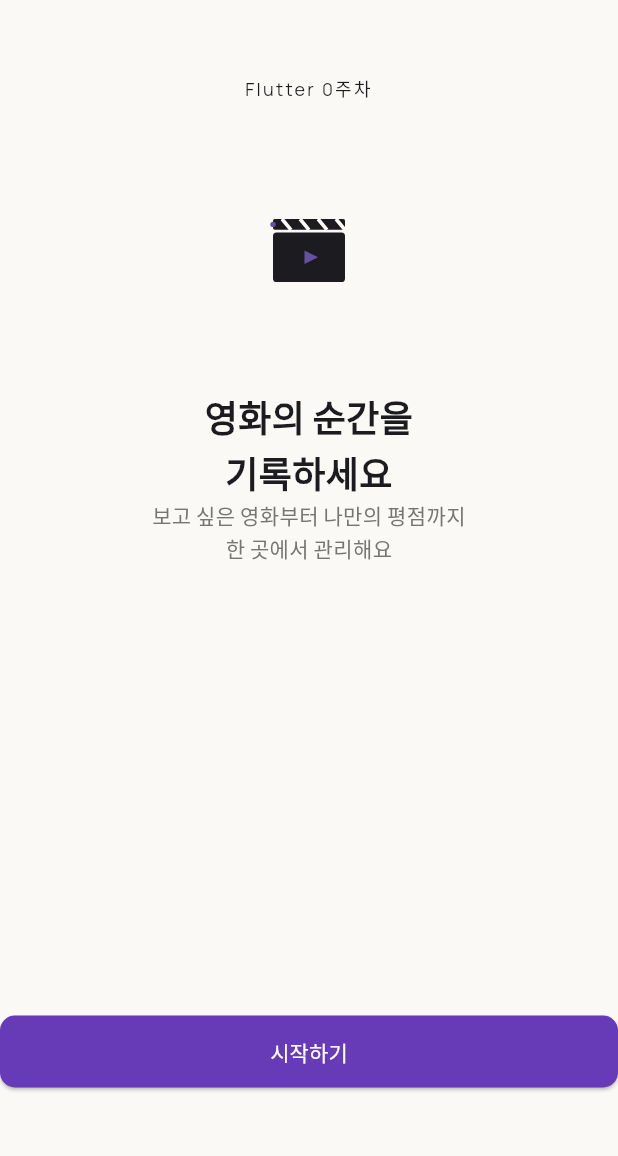
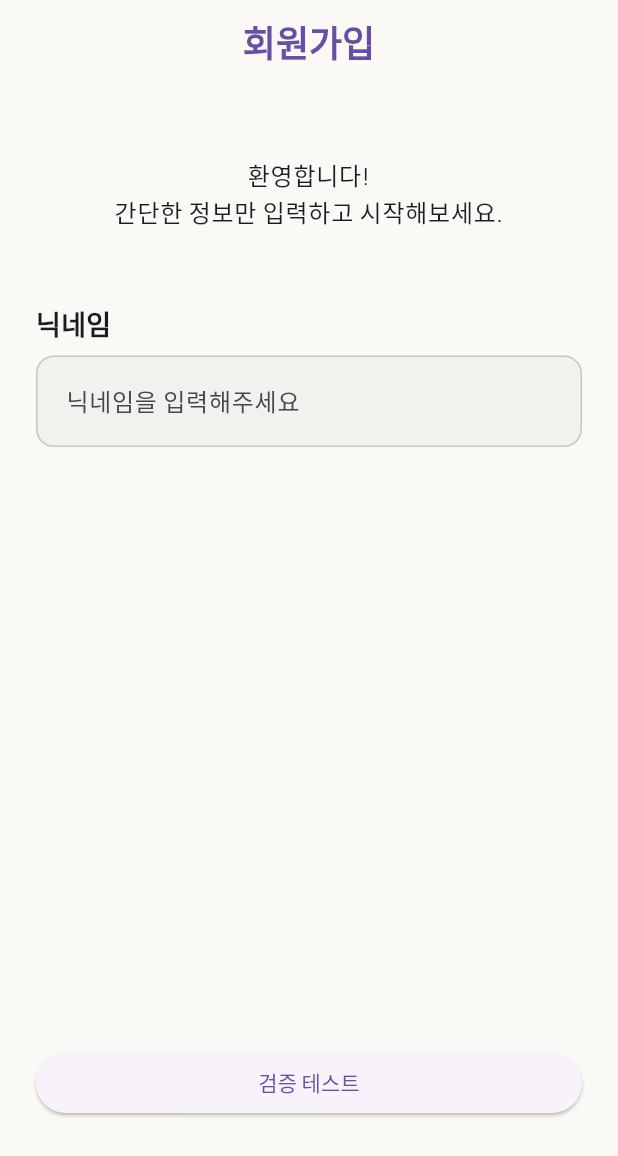
Before and after one commit to SSUMC-11th-organization/PE_Mobile_B, a Flutter app: the screen it shows after launch, on a phone screen of 412 x 824 dp. Shown: the top 1156 px of the screen. Run offline on Flutter 3.47's test engine with Material 3 defaults, Android fonts, the light colour scheme and no system bars; our stand-ins replace flutter_svg.

Commit message:
[week2/practice] 회원가입 화면 뼈대 및 닉네임 입력창 구현

```diff
--- a/Atogong/lib/main.dart
+++ b/Atogong/lib/main.dart
@@ -3,6 +3,7 @@ import 'package:flutter_svg/svg.dart';
 import 'package:movielog/theme/app_theme.dart';
 
 import 'screens/profile/profile_screen.dart';
+import 'screens/sign_up/sign_up_screen.dart';
 
 void main() {
   runApp(const MovieLogApp());
@@ -18,7 +19,7 @@ class MovieLogApp extends StatelessWidget {
       debugShowCheckedModeBanner: false,
       title: 'Flutter Demo',
       theme: AppTheme.light,
-      home: const StartScreen(),
+      home: const SignUpScreen(),
     );
   }
 }
--- /dev/null
+++ b/Atogong/lib/screens/sign_up/sign_up_screen.dart
@@ -0,0 +1,138 @@
+import 'package:flutter/material.dart';
+
+class SignUpScreen extends StatefulWidget {
+  const SignUpScreen({super.key});
+
+  @override
+  State<SignUpScreen> createState() => _SignUpScreenState();
+}
+
+class _SignUpScreenState extends State<SignUpScreen> {
+  // Form 전체 검증에 사용
+  final _formKey = GlobalKey<FormState>();
+
+  // 입력값
+  final _nicknameController = TextEditingController();
+  final _emailController = TextEditingController();
+  final _passwordController = TextEditingController();
+
+  // Focus 이동
+  final _emailFocusNode = FocusNode();
+  final _passwordFocusNode = FocusNode();
+
+  // 약관 동의
+  bool _agreedToTerms = false;
+
+  bool get _isNicknameValid => _nicknameController.text.trim().length >= 2;
+
+  @override
+  void dispose() {
+    _nicknameController.dispose();
+    _emailController.dispose();
+    _passwordController.dispose();
+    _emailFocusNode.dispose();
+    _passwordFocusNode.dispose();
+    super.dispose();
+  }
+
+  // 입력창 공통 스타일 (상태별 테두리·아이콘)
+  InputDecoration _inputDecoration({
+    required String hint,
+    required bool isValid,
+    required bool showStatusIcon,
+  }) {
+    final colors = Theme.of(context).colorScheme;
+    const radius = BorderRadius.all(Radius.circular(12));
+
+    return InputDecoration(
+      hintText: hint,
+      filled: true,
+      fillColor: const Color(0xFFF3F1EE),
+      contentPadding: const EdgeInsets.symmetric(horizontal: 16, vertical: 18),
+      suffixIcon: !showStatusIcon
+          ? null
+          : isValid
+          ? Icon(Icons.check_circle, color: colors.primary)
+          : Icon(Icons.error_outline, color: colors.error),
+      enabledBorder: const OutlineInputBorder(
+        borderRadius: radius,
+        borderSide: BorderSide(color: Color(0xFFC9C5C0)),
+      ),
+      focusedBorder: OutlineInputBorder(
+        borderRadius: radius,
+        borderSide: BorderSide(color: colors.primary, width: 2),
+      ),
+      errorBorder: OutlineInputBorder(
+        borderRadius: radius,
+        borderSide: BorderSide(color: colors.error),
+      ),
+      focusedErrorBorder: OutlineInputBorder(
+        borderRadius: radius,
+        borderSide: BorderSide(color: colors.error, width: 2),
+      ),
+    );
+  }
+
+  @override
+  Widget build(BuildContext context) {
+    final textTheme = Theme.of(context).textTheme;
+    final colors = Theme.of(context).colorScheme;
+
+    return Scaffold(
+      appBar: AppBar(
+        title: Text('회원가입', style: TextStyle(color: colors.primary)),
+        centerTitle: true,
+      ),
+      body: SafeArea(
+        child: SingleChildScrollView(
+          padding: const EdgeInsets.all(24),
+          keyboardDismissBehavior: ScrollViewKeyboardDismissBehavior.onDrag,
+          child: Form(
+            key: _formKey,
+            child: Column(
+              crossAxisAlignment: CrossAxisAlignment.stretch,
+              children: [
+                const SizedBox(height: 24),
+                Text(
+                  '환영합니다!\n간단한 정보만 입력하고 시작해보세요.',
+                  textAlign: TextAlign.center,
+                  style: textTheme.bodyLarge,
+                ),
+                const SizedBox(height: 48),
+
+                // ── 닉네임 ──
+                Text('닉네임', style: textTheme.titleMedium),
+                const SizedBox(height: 8),
+                TextFormField(
+                  controller: _nicknameController,
+                  textInputAction: TextInputAction.next,
+                  decoration: _inputDecoration(
+                    hint: '닉네임을 입력해주세요',
+                    isValid: _isNicknameValid,
+                    showStatusIcon: _nicknameController.text.isNotEmpty,
+                  ),
+                  validator: (value) {
+                    final nickname = value?.trim() ?? '';
+                    if (nickname.isEmpty) return '닉네임을 입력해주세요.';
+                    if (nickname.length < 2) return '닉네임은 2자 이상이어야 합니다.';
+                    return null;
+                  },
+                  onChanged: (_) => setState(() {}),
+                  onFieldSubmitted: (_) => _emailFocusNode.requestFocus(),
+                ),
+
+                // TODO(Required Mission): 이메일, 비밀번호, 약관, 가입 버튼
+                const SizedBox(height: 400), // 스크롤 확인용 임시 여백
+                // 검증 동작 확인용 임시 버튼 (Required Mission에서 실제 가입 버튼으로 교체)
+                ElevatedButton(
+                  onPressed: () => _formKey.currentState?.validate(),
+                  child: const Text('검증 테스트'),
+                ),
+              ],
+            ),
+          ),
+        ),
+      ),
+    );
+  }
+}
```
